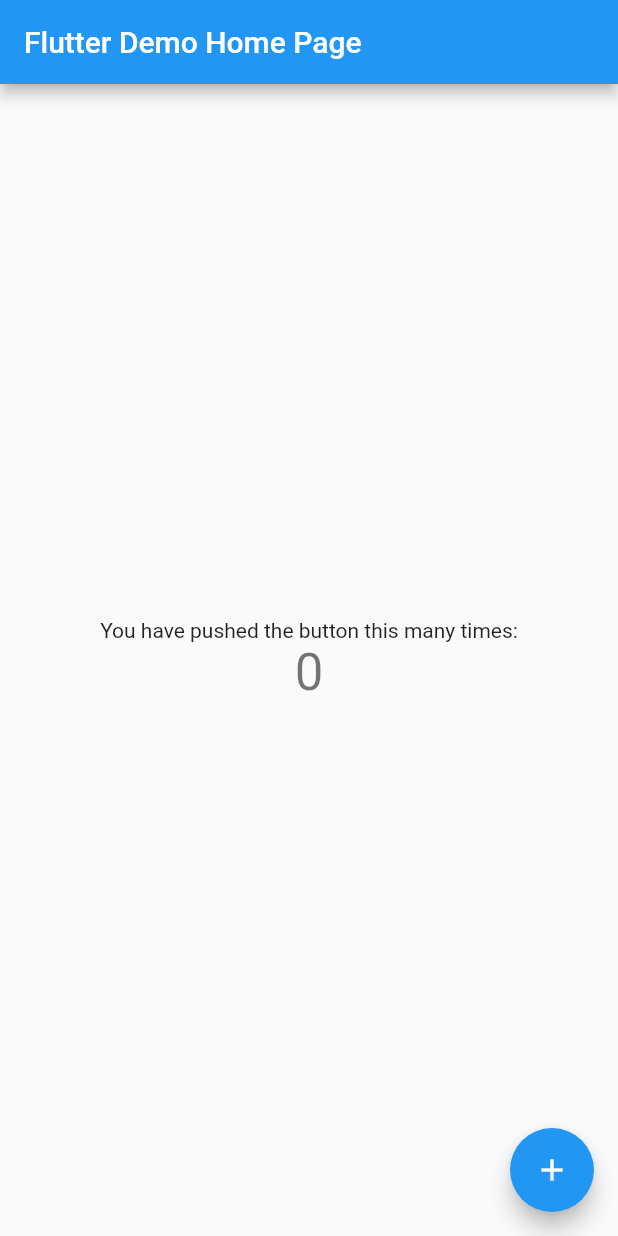
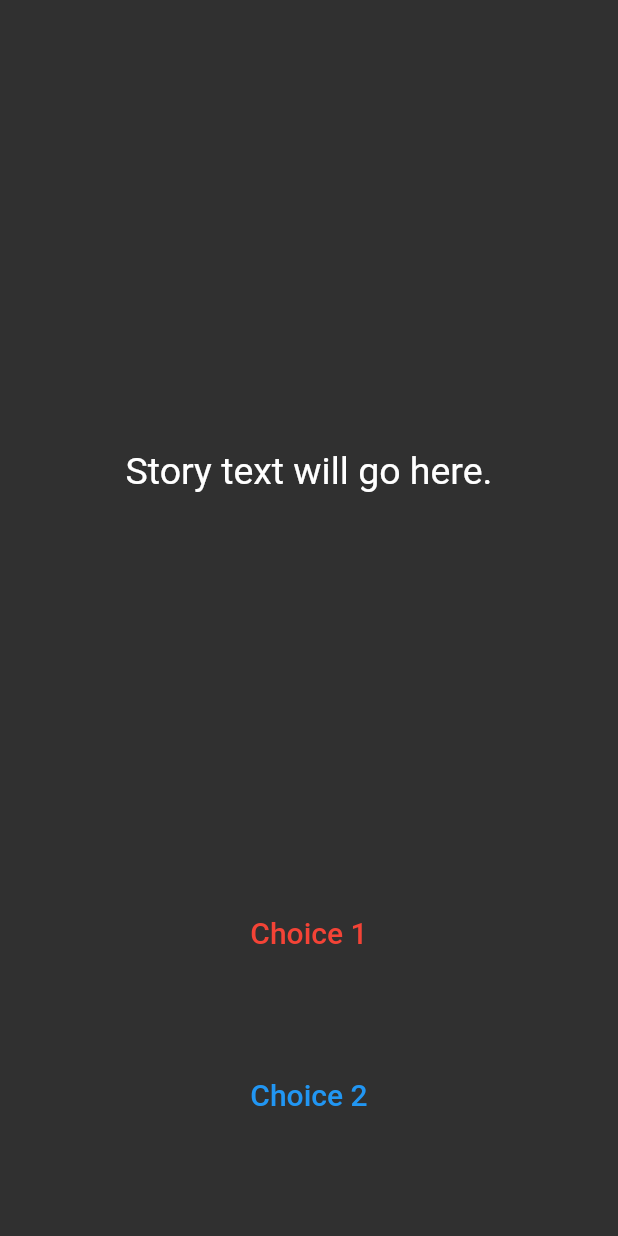
Before and after one commit to Niklaus-IAN/destiny_challenge, a Flutter app: the screen it shows after launch, on a phone screen of 412 x 824 dp. Run offline on Flutter 3.47's test engine with Material 2 defaults, Android fonts, the phone set to English and light mode, and no system bars.

```diff
--- a/lib/main.dart
+++ b/lib/main.dart
@@ -1,115 +1,101 @@
 import 'package:flutter/material.dart';
 
-void main() {
-  runApp(const MyApp());
-}
+//TODO: Step 15 - Run the app and see if you can see the screen update with the first story. Delete this TODO if it looks as you expected.
 
-class MyApp extends StatelessWidget {
-  const MyApp({Key? key}) : super(key: key);
+void main() => runApp(const Destini());
 
-  // This widget is the root of your application.
+class Destini extends StatelessWidget {
+  const Destini({Key? key}) : super(key: key);
+
   @override
   Widget build(BuildContext context) {
     return MaterialApp(
-      title: 'Flutter Demo',
-      theme: ThemeData(
-        // This is the theme of your application.
-        //
-        // Try running your application with "flutter run". You'll see the
-        // application has a blue toolbar. Then, without quitting the app, try
-        // changing the primarySwatch below to Colors.green and then invoke
-        // "hot reload" (press "r" in the console where you ran "flutter run",
-        // or simply save your changes to "hot reload" in a Flutter IDE).
-        // Notice that the counter didn't reset back to zero; the application
-        // is not restarted.
-        primarySwatch: Colors.blue,
-      ),
-      home: const MyHomePage(title: 'Flutter Demo Home Page'),
+      theme: ThemeData.dark(),
+      home: const StoryPage(),
     );
   }
 }
 
-class MyHomePage extends StatefulWidget {
-  const MyHomePage({Key? key, required this.title}) : super(key: key);
+//TODO: Step 9 - Create a new storyBrain object from the StoryBrain class.
 
-  // This widget is the home page of your application. It is stateful, meaning
-  // that it has a State object (defined below) that contains fields that affect
-  // how it looks.
-
-  // This class is the configuration for the state. It holds the values (in this
-  // case the title) provided by the parent (in this case the App widget) and
-  // used by the build method of the State. Fields in a Widget subclass are
-  // always marked "final".
-
-  final String title;
+class StoryPage extends StatefulWidget {
+  const StoryPage({Key? key}) : super(key: key);
 
   @override
-  State<MyHomePage> createState() => _MyHomePageState();
+  State<StoryPage> createState() => _StoryPageState();
 }
 
-class _MyHomePageState extends State<MyHomePage> {
-  int _counter = 0;
-
-  void _incrementCounter() {
-    setState(() {
-      // This call to setState tells the Flutter framework that something has
-      // changed in this State, which causes it to rerun the build method below
-      // so that the display can reflect the updated values. If we changed
-      // _counter without calling setState(), then the build method would not be
-      // called again, and so nothing would appear to happen.
-      _counter++;
-    });
-  }
-
+class _StoryPageState extends State<StoryPage> {
   @override
   Widget build(BuildContext context) {
-    // This method is rerun every time setState is called, for instance as done
-    // by the _incrementCounter method above.
-    //
-    // The Flutter framework has been optimized to make rerunning build methods
-    // fast, so that you can just rebuild anything that needs updating rather
-    // than having to individually change instances of widgets.
     return Scaffold(
-      appBar: AppBar(
-        // Here we take the value from the MyHomePage object that was created by
-        // the App.build method, and use it to set our appbar title.
-        title: Text(widget.title),
-      ),
-      body: Center(
-        // Center is a layout widget. It takes a single child and positions it
-        // in the middle of the parent.
-        child: Column(
-          // Column is also a layout widget. It takes a list of children and
-          // arranges them vertically. By default, it sizes itself to fit its
-          // children horizontally, and tries to be as tall as its parent.
-          //
-          // Invoke "debug painting" (press "p" in the console, choose the
-          // "Toggle Debug Paint" action from the Flutter Inspector in Android
-          // Studio, or the "Toggle Debug Paint" command in Visual Studio Code)
-          // to see the wireframe for each widget.
-          //
-          // Column has various properties to control how it sizes itself and
-          // how it positions its children. Here we use mainAxisAlignment to
-          // center the children vertically; the main axis here is the vertical
-          // axis because Columns are vertical (the cross axis would be
-          // horizontal).
-          mainAxisAlignment: MainAxisAlignment.center,
-          children: <Widget>[
-            const Text(
-              'You have pushed the button this many times:',
-            ),
-            Text(
-              '$_counter',
-              style: Theme.of(context).textTheme.headline4,
-            ),
-          ],
+      body: Container(
+        //TODO: Step 1 - Add background.png to this Container as a background image.
+        padding: const EdgeInsets.symmetric(vertical: 50.0, horizontal: 15.0),
+        constraints: const BoxConstraints.expand(),
+        child: SafeArea(
+          child: Column(
+            crossAxisAlignment: CrossAxisAlignment.stretch,
+            children: <Widget>[
+              const Expanded(
+                flex: 12,
+                child: Center(
+                  child: Text(
+                    //TODO: Step 10 - use the storyBrain to get the first story title and display it in this Text Widget.
+                    'Story text will go here.',
+                    style: TextStyle(
+                      fontSize: 25.0,
+                    ),
+                  ),
+                ),
+              ),
+              Expanded(
+                flex: 2,
+                child: TextButton(
+                  style: TextButton.styleFrom(primary: Colors.red),
+                  onPressed: () {
+                    //Choice 1 made by user.
+                    //TODO: Step 18 - Call the nextStory() method from storyBrain and pass the number 1 as the choice made by the user.
+                  },
+                  child: const Text(
+                    //TODO: Step 13 - Use the storyBrain to get the text for choice 1.
+                    'Choice 1',
+                    style: TextStyle(
+                      fontSize: 20.0,
+                    ),
+                  ),
+                ),
+              ),
+              const SizedBox(
+                height: 20.0,
+              ),
+              Expanded(
+                flex: 2,
+                //TODO: Step 26 - Use a Flutter Visibility Widget to wrap this FlatButton.
+                //TODO: Step 28 - Set the "visible" property of the Visibility Widget to equal the output from the buttonShouldBeVisible() method in the storyBrain.
+                child: TextButton(
+                  style: TextButton.styleFrom(primary: Colors.blue),
+                  onPressed: () {
+                    //Choice 2 made by user.
+                    //TODO: Step 19 - Call the nextStory() method from storyBrain and pass the number 2 as the choice made by the user.
+                  },
+                  child: const Text(
+                    //TODO: Step 14 - Use the storyBrain to get the text for choice 2.
+                    'Choice 2',
+                    style: TextStyle(
+                      fontSize: 20.0,
+                    ),
+                  ),
+                ),
+              ),
+            ],
+          ),
         ),
       ),
-      floatingActionButton: FloatingActionButton(
-        onPressed: _incrementCounter,
-        tooltip: 'Increment',
-        child: const Icon(Icons.add),
-      ), // This trailing comma makes auto-formatting nicer for build methods.
     );
   }
 }
+
+//TODO: Step 24 - Run the app and try to figure out what code you need to add to this file to make the story change when you press on the choice buttons.
+
+//TODO: Step 29 - Run the app and test it against the Story Outline to make sure you've completed all the steps. The code for the completed app can be found here: https://github.com/londonappbrewery/destini-challenge-completed/
--- /dev/null
+++ b/lib/story.dart
@@ -0,0 +1,5 @@
+//TODO: Step 2 - Create a new class called Story.
+
+//TODO: Step 3 - Create 3 properties for this class, A. storyTitle to store the story text. B. choice1 to store the text for choice 1, C. choice2 to store the text for choice 2.
+
+//TODO: Step 4 - Create a Constructor for this class to be able to initialise the properties created in step 3.
--- a/pubspec.yaml
+++ b/pubspec.yaml
@@ -58,9 +58,8 @@ flutter:
   uses-material-design: true
 
   # To add assets to your application, add an assets section, like this:
-  # assets:
-  #   - images/a_dot_burr.jpeg
-  #   - images/a_dot_ham.jpeg
+  assets:
+     - images/
 
   # An image asset can refer to one or more resolution-specific "variants", see
   # https://flutter.dev/assets-and-images/#resolution-aware
```
Also changed, not shown: lib/story_brain.dart (added, +59 -0 lines), images/background.png (added), 14 other files.
